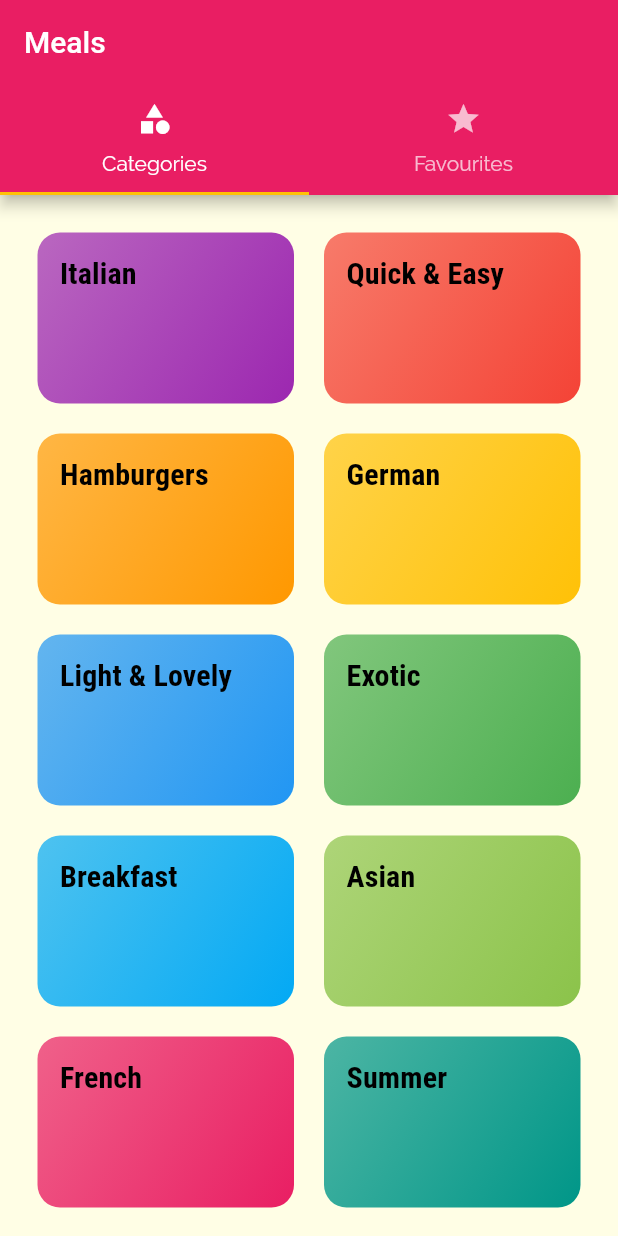
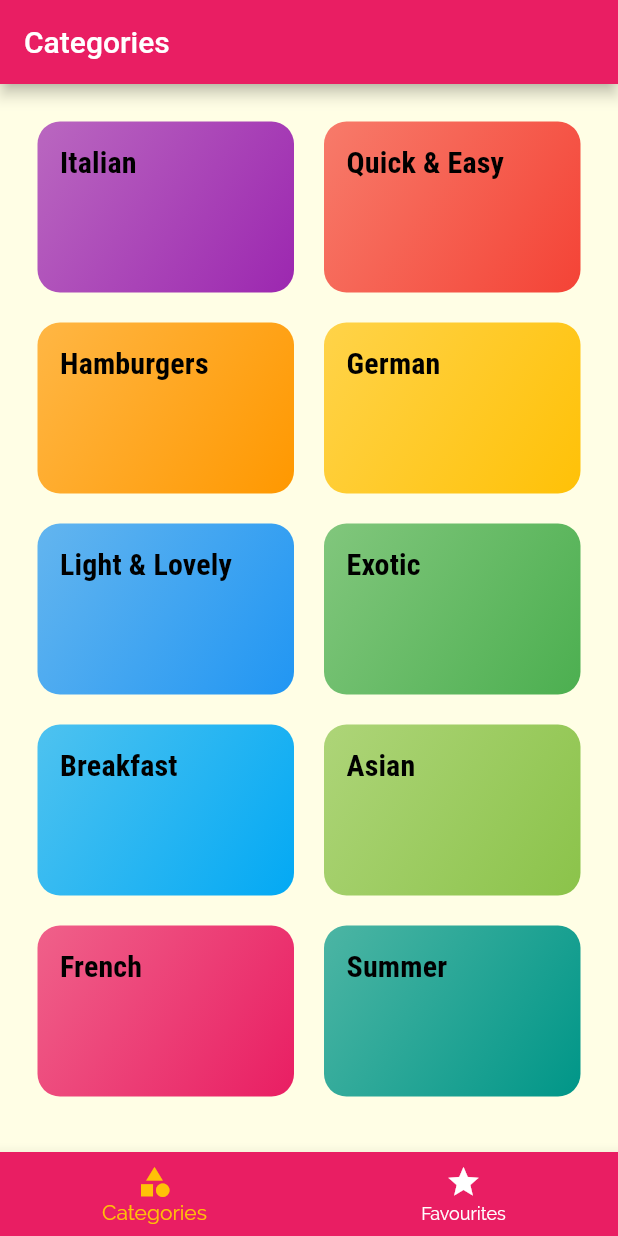
Before and after one commit to Nick9499/Meals-App-flutter, a Flutter app: the screen it shows after launch, on a phone screen of 412 x 824 dp. Run offline on Flutter 3.47's test engine with Material 2 defaults, Android fonts, the phone set to English and light mode, and no system bars.

```diff
--- a/lib/screens/tabs_screen.dart
+++ b/lib/screens/tabs_screen.dart
@@ -8,32 +8,52 @@ class TabsScreen extends StatefulWidget {
 }
 
 class _TabsScreenState extends State<TabsScreen> {
+  final List<Map<String, Object>> _pages = [
+    {
+      'page': CategoriesScreen(),
+      'title': 'Categories',
+    },
+    {
+      'page': FavouritesScreen(),
+      'title': 'Your favourite meal',
+    },
+  ];
+  int _selectedPageIndex = 0;
+
+  void _selectPage(int index) {
+    setState(() {
+      _selectedPageIndex = index;
+    });
+  }
+
   @override
   Widget build(BuildContext context) {
-    return DefaultTabController(
-      length: 2,
-      child: Scaffold(
-        appBar: AppBar(
-          title: Text('Meals'),
-          bottom: TabBar(
-            tabs: [
-              Tab(
-                icon: Icon(Icons.category),
-                text: 'Categories',
-              ),
-              Tab(
-                icon: Icon(Icons.star),
-                text: 'Favourites',
-              ),
-            ],
+    return Scaffold(
+      appBar: AppBar(
+        title: Text(
+          _pages[_selectedPageIndex]['title'],
+        ),
+      ),
+      body: _pages[_selectedPageIndex]['page'],
+      bottomNavigationBar: BottomNavigationBar(
+        onTap: _selectPage,
+        unselectedItemColor: Colors.white,
+        selectedItemColor: Theme.of(context).accentColor,
+        backgroundColor: Theme.of(context).primaryColor,
+        currentIndex: _selectedPageIndex,
+        // type: BottomNavigationBarType.shifting,
+        items: [
+          BottomNavigationBarItem(
+            backgroundColor: Theme.of(context).primaryColor,
+            icon: Icon(Icons.category),
+            label: 'Categories',
           ),
-        ),
-        body: TabBarView(
-          children: [
-            CategoriesScreen(),
-            FavouritesScreen(),
-          ],
-        ),
+          BottomNavigationBarItem(
+            backgroundColor: Theme.of(context).primaryColor,
+            icon: Icon(Icons.star),
+            label: 'Favourites',
+          ),
+        ],
       ),
     );
   }
```
